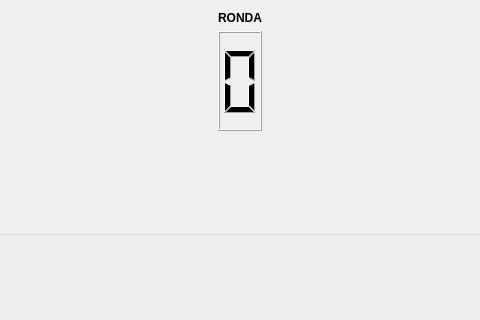
Qt form Vista/ventanajuego.ui (MarceloDamianAcosta/TP2026) before a commit; both pictures show x 272 to 752 and y 0 to 320 of the 1024 by 768 pixel window.
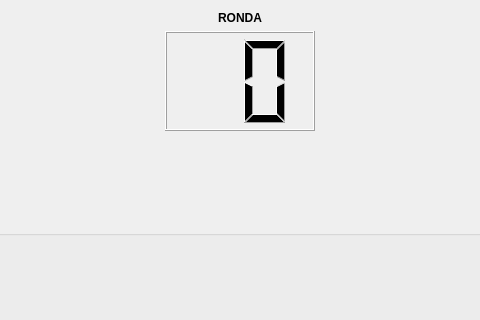
The same form after that commit.

Commit message:
Ventana de juego: ronda, nombres y elementos con su vida
- VentanaJuego muestra la ronda en ronda_lcd, el nombre de cada jugador
  en su QGroupBox y sus elementos como botones cuadrados con la vida.
- Getters de solo lectura: Juego::getRonda, Juego::getJugador y
  Jugador::getElementos.
- Nueva no deja jugar sin nombre.

Patch:
```diff
--- a/Vista/ventanajuego.ui
+++ b/Vista/ventanajuego.ui
@@ -65,12 +65,12 @@
         <widget class="QLCDNumber" name="lcdNumber">
          <property name="minimumSize">
           <size>
-           <width>0</width>
+           <width>150</width>
            <height>100</height>
           </size>
          </property>
          <property name="digitCount">
-          <number>1</number>
+          <number>2</number>
          </property>
         </widget>
        </item>
```
Left out of the diff: 6 changed lines with no effect on the pictures. The commit also changes 7 other files.
